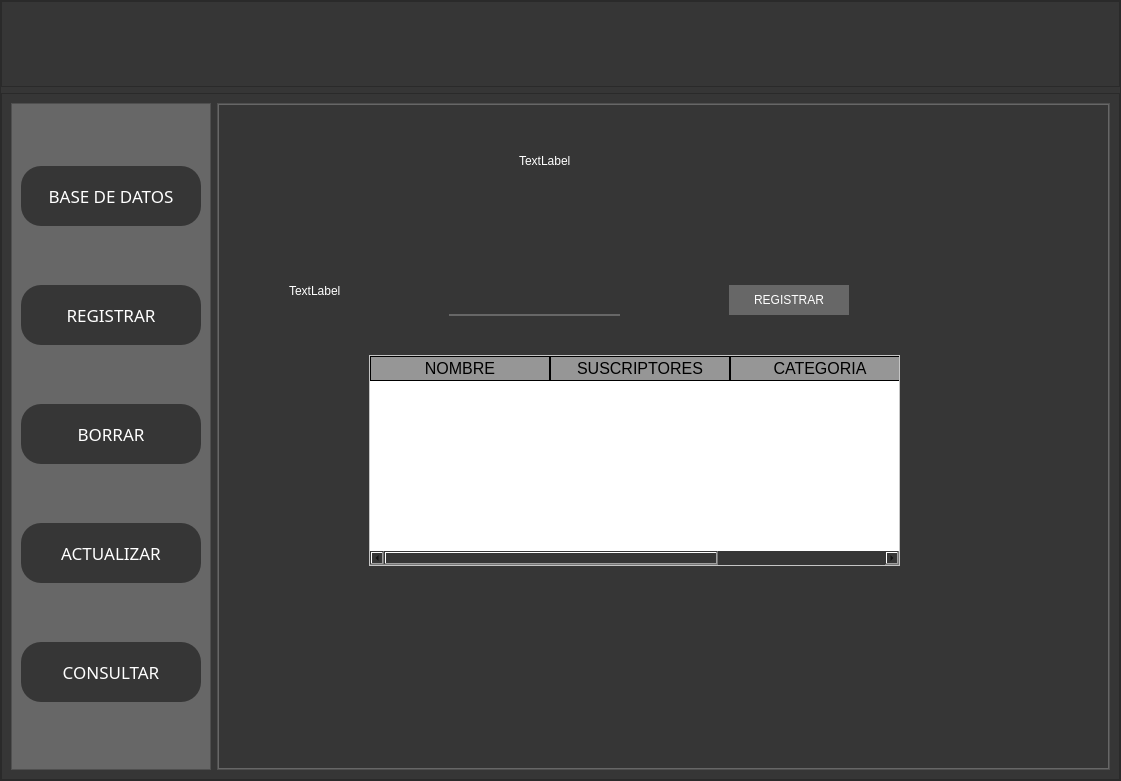
Before: the Qt Designer form interfaz1.ui in fnocampo04/MiniproyectoEstructuras, drawn with Qt 5.
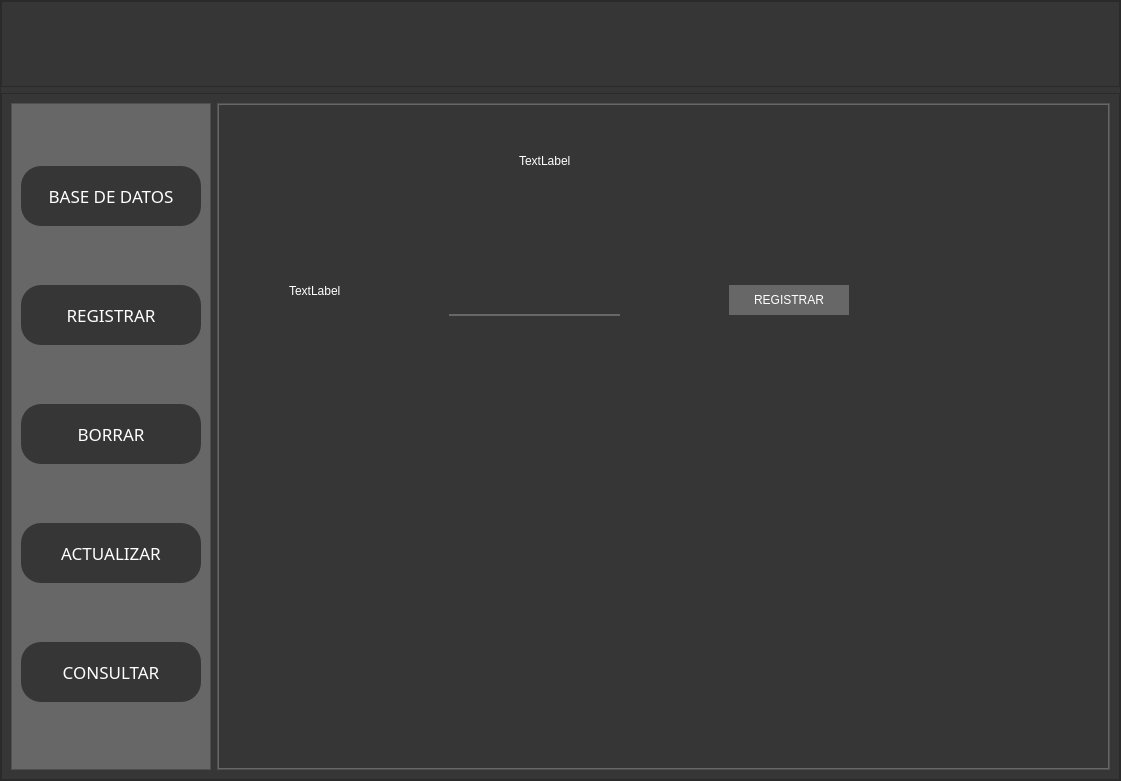
After: the same form once the commit is applied. The open tabs and pages were chosen to show the change. Icons and pictures are not drawn.

What changed in the file:
```diff
--- a/interfaz1.ui
+++ b/interfaz1.ui
@@ -861,67 +861,6 @@
                   <string>REGISTRAR</string>
                  </property>
                 </widget>
-                <widget class="QTableWidget" name="tabla_canales_2">
-                 <property name="geometry">
-                  <rect>
-                   <x>150</x>
-                   <y>250</y>
-                   <width>531</width>
-                   <height>211</height>
-                  </rect>
-                 </property>
-                 <property name="sizeAdjustPolicy">
-                  <enum>QAbstractScrollArea::AdjustToContents</enum>
-                 </property>
-                 <attribute name="horizontalHeaderVisible">
-                  <bool>true</bool>
-                 </attribute>
-                 <attribute name="horizontalHeaderCascadingSectionResizes">
-                  <bool>false</bool>
-                 </attribute>
-                 <attribute name="horizontalHeaderDefaultSectionSize">
-                  <number>180</number>
-                 </attribute>
-                 <attribute name="horizontalHeaderHighlightSections">
-                  <bool>true</bool>
-                 </attribute>
-                 <attribute name="horizontalHeaderMinimumSectionSize">
-                  <number>40</number>
-                 </attribute>
-                 <attribute name="horizontalHeaderShowSortIndicator" stdset="0">
-                  <bool>true</bool>
-                 </attribute>
-                 <attribute name="horizontalHeaderStretchLastSection">
-                  <bool>false</bool>
-                 </attribute>
-                 <attribute name="verticalHeaderCascadingSectionResizes">
-                  <bool>false</bool>
-                 </attribute>
-                 <column>
-                  <property name="text">
-                   <string>NOMBRE</string>
-                  </property>
-                  <property name="textAlignment">
-                   <set>AlignCenter</set>
-                  </property>
-                 </column>
-                 <column>
-                  <property name="text">
-                   <string>SUSCRIPTORES</string>
-                  </property>
-                  <property name="textAlignment">
-                   <set>AlignCenter</set>
-                  </property>
-                 </column>
-                 <column>
-                  <property name="text">
-                   <string>CATEGORIA</string>
-                  </property>
-                  <property name="textAlignment">
-                   <set>AlignCenter</set>
-                  </property>
-                 </column>
-                </widget>
                </widget>
                <widget class="QWidget" name="page_actualizar">
                 <layout class="QVBoxLayout" name="verticalLayout_12">
```
Left out of the diff: 10 changed lines with no effect on the pictures.
